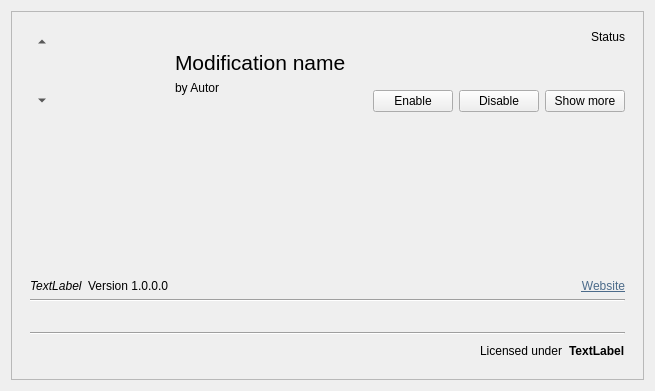
First picture: the form in src/modmanagerwidgetitem.ui, repository kriana/SilVerPLuM, before the edit.
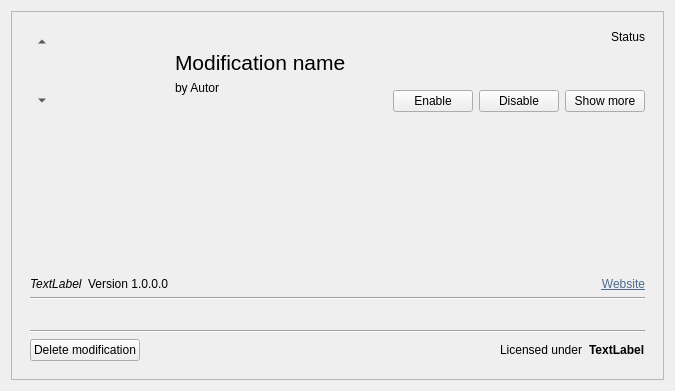
Second picture: the form after the edit. Icons and pictures are not drawn.

The edit to the form file:
```diff
--- a/src/modmanagerwidgetitem.ui
+++ b/src/modmanagerwidgetitem.ui
@@ -6,7 +6,7 @@
    <rect>
     <x>0</x>
     <y>0</y>
-    <width>655</width>
+    <width>675</width>
     <height>391</height>
    </rect>
   </property>
@@ -231,7 +231,7 @@
          <item>
           <widget class="QTextEdit" name="lblDescription">
            <property name="styleSheet">
-            <string notr="true">background-color: transparent;</string>
+            <string notr="true">QTextEdit { background-color: transparent; }</string>
            </property>
            <property name="frameShape">
             <enum>QFrame::NoFrame</enum>
@@ -317,6 +317,16 @@
          </item>
          <item>
           <layout class="QHBoxLayout" name="horizontalLayout_3">
+           <item>
+            <widget class="QPushButton" name="btnDelete">
+             <property name="text">
+              <string>Delete modification</string>
+             </property>
+             <property name="icon">
+              <iconset theme="list-remove"/>
+             </property>
+            </widget>
+           </item>
            <item>
             <spacer name="horizontalSpacer">
              <property name="orientation">
```
Left out of the diff: 9 changed lines with no effect on the pictures.
